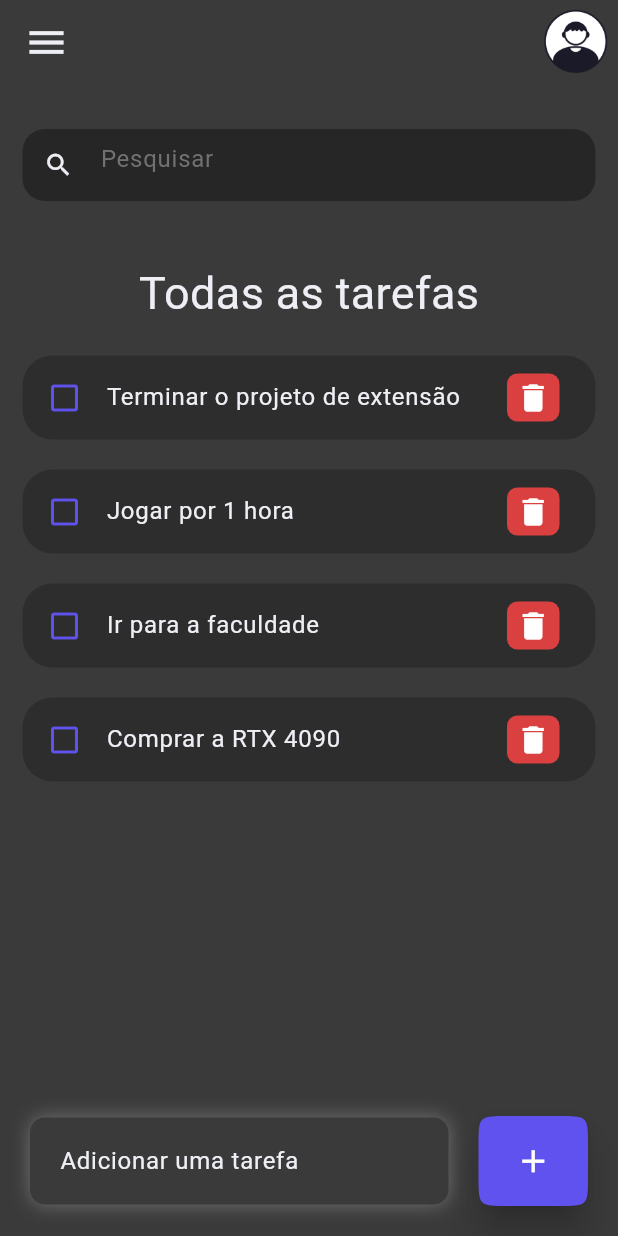
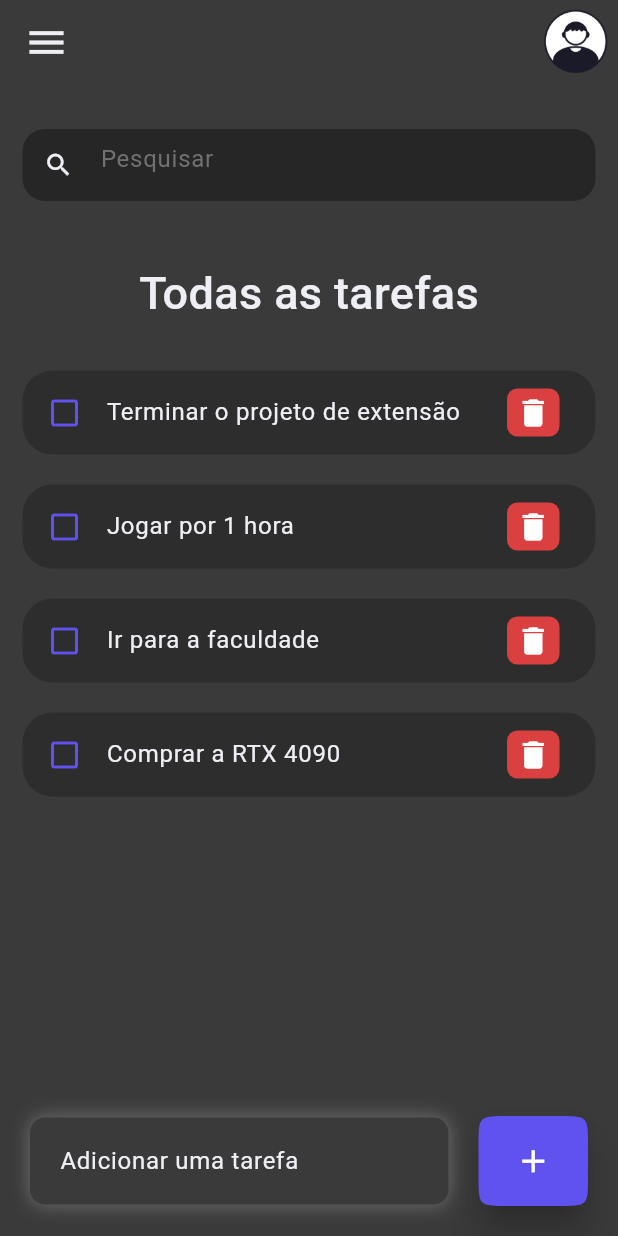
Before and after one commit to llimagustavo/todo_app, a Flutter app: the screen it shows after launch, after a tap on the "delete" icon, after a tap on "Terminar o projeto de extensão", on a phone screen of 412 x 824 dp. Run offline on Flutter 3.47's test engine with Material 3 defaults, Android fonts, the phone set to English and light mode, and no system bars.

Commit message:
melhora do código

```diff
--- a/lib/model/todo.dart
+++ b/lib/model/todo.dart
@@ -1,21 +1,21 @@
-class ToDo{
+class ParaFazer{
   String? id;
-  String? todoText;
-  bool isDone;
+  String? parafazerTexto;
+  bool estaFeito;
 
-  ToDo ({
+  ParaFazer ({
     required this.id,
-    required this.todoText,
-    this.isDone = false,
+    required this.parafazerTexto,
+    this.estaFeito = false,
   });
 
-static List<ToDo> todoList() {
+static List<ParaFazer> parafazerLista() {
   return [
-    ToDo(id: '01', todoText: 'Exercício da manhã', isDone: true),
-    ToDo(id: '02', todoText: 'Terminar o projeto de extensão', isDone: true),
-    ToDo(id: '03', todoText: 'Jogar por 1 hora',),
-    ToDo(id: '04', todoText: 'Ir para a faculdade',),
-    ToDo(id: '05', todoText: 'Comprar a RTX 4090',),
+    ParaFazer(id: '01', parafazerTexto: 'Exercício da manhã', estaFeito: true),
+    ParaFazer(id: '02', parafazerTexto: 'Terminar o projeto de extensão', estaFeito: true),
+    ParaFazer(id: '03', parafazerTexto: 'Jogar por 1 hora',),
+    ParaFazer(id: '04', parafazerTexto: 'Ir para a faculdade',),
+    ParaFazer(id: '05', parafazerTexto: 'Comprar a RTX 4090',),
     ];
   }
 }
--- a/lib/screens/home.dart
+++ b/lib/screens/home.dart
@@ -11,7 +11,7 @@ class HomePage extends StatefulWidget {
 }
 
 class _HomePageState extends State<HomePage> {
-  final todosList = ToDo.todoList();
+  final todosList = ParaFazer.parafazerLista();
 
   @override
   Widget build(BuildContext context) {
@@ -32,21 +32,21 @@ class _HomePageState extends State<HomePage> {
                         Container(
                           margin: const EdgeInsets.only(
                             top: 40,
-                            bottom: 20,
+                            bottom: 30,
                           ),
                           child: const Center(
                             child: Text('Todas as tarefas', style: TextStyle(
-                              color: corBranca, fontSize: 30, fontWeight: FontWeight.normal,
+                              color: corBranca, fontSize: 30, fontWeight: FontWeight.w500,
                               ),
                             ),
                           ),
                         ),
 
-                        for (ToDo todoo in todosList)
-                        ToDoItem(
-                          todo: todoo,
-                          onToDoChanged: _handleToDoChange,
-                          onDeleteItem: _deleteToDoItem,
+                        for (ParaFazer todoo in todosList)
+                        ItemParaFazer(
+                          parafazer: todoo,
+                          quandoPressionar: _handleToDoChange,
+                          deletarItem: _deleteToDoItem,
                           ),
                     ],),
                   ),
@@ -117,9 +117,9 @@ class _HomePageState extends State<HomePage> {
   }
 
 
-  void _handleToDoChange(ToDo todo) {
+  void _handleToDoChange(ParaFazer todo) {
     setState(() {
-      todo.isDone = !todo.isDone;
+      todo.estaFeito = !todo.estaFeito;
     });
   }
 
--- a/lib/widgets/todo_item.dart
+++ b/lib/widgets/todo_item.dart
@@ -2,15 +2,15 @@ import 'package:flutter/material.dart';
 import 'package:todo_app/constants/colors.dart';
 import 'package:todo_app/model/todo.dart';
 
-class ToDoItem extends StatelessWidget {
-  final ToDo todo;
-  final onToDoChanged;
-  final onDeleteItem;
+class ItemParaFazer extends StatelessWidget {
+  final ParaFazer parafazer;
+  final quandoPressionar;
+  final deletarItem;
 
-  const ToDoItem({super.key,
-  required this.todo,
-  required this.onToDoChanged,
-  required this.onDeleteItem,
+  const ItemParaFazer({super.key,
+  required this.parafazer,
+  required this.quandoPressionar,
+  required this.deletarItem,
   });
 
   @override
@@ -19,20 +19,23 @@ class ToDoItem extends StatelessWidget {
       margin: const EdgeInsets.only(bottom: 20),
       child: ListTile(
         onTap: () {
-          onToDoChanged(todo);
+          quandoPressionar(parafazer);
+        },
+        onLongPress: () {
+          // Adicionar função de alteração de texto mais tarde
         },
         shape: RoundedRectangleBorder(
           borderRadius: BorderRadius.circular(20),
         ),
         tileColor: const Color.fromARGB(255, 46, 45, 45),
         leading: Icon(
-          todo.isDone? Icons.check_box : Icons.check_box_outline_blank,
+          parafazer.estaFeito? Icons.check_box : Icons.check_box_outline_blank,
           color: corAzul,
         ),
-        title: Text(todo.todoText!,
+        title: Text(parafazer.parafazerTexto!,
         style: TextStyle(
           color: corBranca,
-          decoration: todo.isDone? TextDecoration.lineThrough : null,
+          decoration: parafazer.estaFeito? TextDecoration.lineThrough : null,
           ),
         ),
         trailing: GestureDetector(
@@ -48,7 +51,7 @@ class ToDoItem extends StatelessWidget {
             color: Colors.white),
           ),
           onTap: () {
-            onDeleteItem(todo.id);
+            deletarItem(parafazer.id);
           },
         ),
       ),
```
